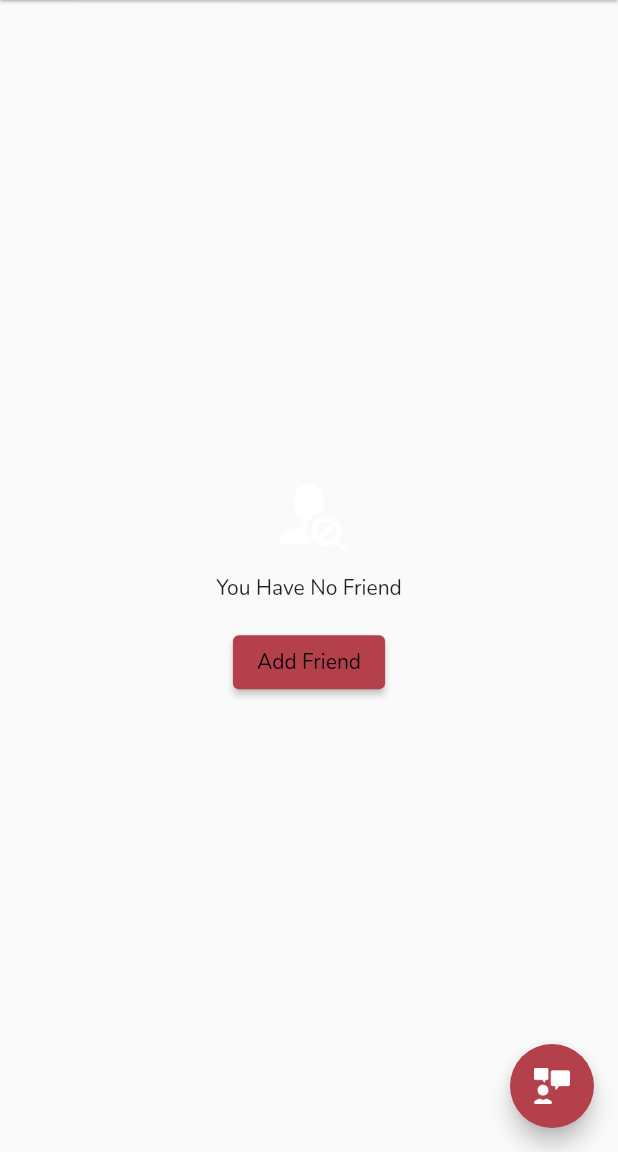
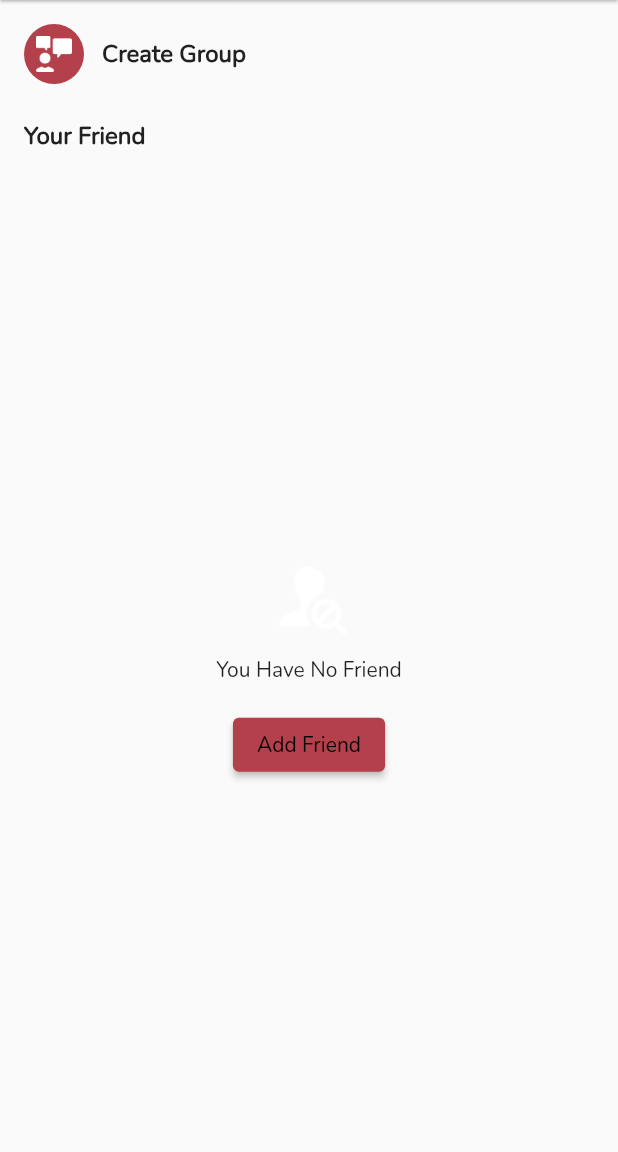
Before and after one commit to zuludin04/nyarios, a Flutter app: the ContactFriends screen opened by its route, on a phone screen of 412 x 824 dp, the part 84-1236 px from its top. Run offline on Flutter 3.47's test engine with Material 2 defaults, Android fonts, the phone set to English and light mode, and no system bars; our stand-ins replace cloud_firestore, dio, file_picker, firebase_auth, firebase_core, firebase_storage and 14 more; missing offline and left inert: agora_rtc_engine, barcode_scan2, clipboard; accounts and stored records are empty.

Commit message:
change create group placement

```diff
--- a/lib/core/utils/language.dart
+++ b/lib/core/utils/language.dart
@@ -62,6 +62,7 @@ const Map<String, String> idID = {
   "members": "Anggota",
   "edit_group": "Sunting Group",
   "enter_group_name": "Masukkan group anda",
+  "your_friend": "Teman Kamu",
 };
 
 const Map<String, String> enUS = {
@@ -128,4 +129,5 @@ const Map<String, String> enUS = {
   "members": "Members",
   "edit_group": "Edit Group",
   "enter_group_name": "Enter group name",
+  "your_friend": "Your Friend",
 };
--- a/lib/ui/contact/friend/contact_friends_screen.dart
+++ b/lib/ui/contact/friend/contact_friends_screen.dart
@@ -17,23 +17,75 @@ class ContactFriends extends StatelessWidget {
 
     return Scaffold(
       appBar: Toolbar.defaultToolbar('contact'.tr),
-      floatingActionButton: FloatingActionButton(
-        onPressed: () => Get.toNamed(AppRoutes.groupCreate),
-        child: const ImageAsset(assets: 'assets/icons/ic_group_2.png'),
+      body: CustomScrollView(
+        slivers: [
+          SliverToBoxAdapter(
+            child: Column(
+              crossAxisAlignment: CrossAxisAlignment.start,
+              children: [
+                InkWell(
+                  onTap: () => Get.toNamed(AppRoutes.groupCreate),
+                  child: Container(
+                    padding: const EdgeInsets.all(16),
+                    child: Row(
+                      children: [
+                        ClipRRect(
+                          borderRadius: BorderRadius.circular(40),
+                          child: Container(
+                            padding: const EdgeInsets.all(8),
+                            color: const Color(0xffb3404a),
+                            child: const ImageAsset(
+                              assets: 'assets/icons/ic_group_2.png',
+                              size: 24,
                             ),
-      body: FutureBuilder<List<Contact>>(
+                          ),
+                        ),
+                        const SizedBox(width: 12),
+                        Text(
+                          "create_group".tr,
+                          style: const TextStyle(
+                            fontSize: 16,
+                            fontWeight: FontWeight.w600,
+                          ),
+                        ),
+                      ],
+                    ),
+                  ),
+                ),
+                Padding(
+                  padding: const EdgeInsets.symmetric(
+                    horizontal: 16,
+                    vertical: 8,
+                  ),
+                  child: Text(
+                    'your_friend'.tr,
+                    style: const TextStyle(
+                      fontSize: 16,
+                      fontWeight: FontWeight.w700,
+                    ),
+                  ),
+                ),
+              ],
+            ),
+          ),
+          FutureBuilder<List<Contact>>(
             future: repository.loadContacts(false),
             builder: (context, snapshot) {
               if (snapshot.hasError) {
-            return Center(child: Text('something_went_wrong'.tr));
+                return SliverFillRemaining(
+                  child: Center(child: Text('something_went_wrong'.tr)),
+                );
               }
 
               if (snapshot.connectionState == ConnectionState.waiting) {
-            return const Center(child: CustomIndicator());
+                return const SliverFillRemaining(
+                  child: Center(child: CustomIndicator()),
+                );
               }
 
               if (snapshot.data!.isEmpty) {
-            return Center(
+                return SliverFillRemaining(
+                  child: Center(
                     child: Column(
                       mainAxisAlignment: MainAxisAlignment.center,
                       children: [
@@ -49,15 +101,18 @@ class ContactFriends extends StatelessWidget {
                         ),
                       ],
                     ),
+                  ),
                 );
               }
 
-          return ListView.builder(
+              return SliverList.builder(
                 itemBuilder: (context, index) =>
                     FriendItem(contact: snapshot.data![index]),
                 itemCount: snapshot.data!.length,
               );
             },
+          )
+        ],
       ),
     );
   }
```
Lines whose indentation alone changed are shown as unchanged.
